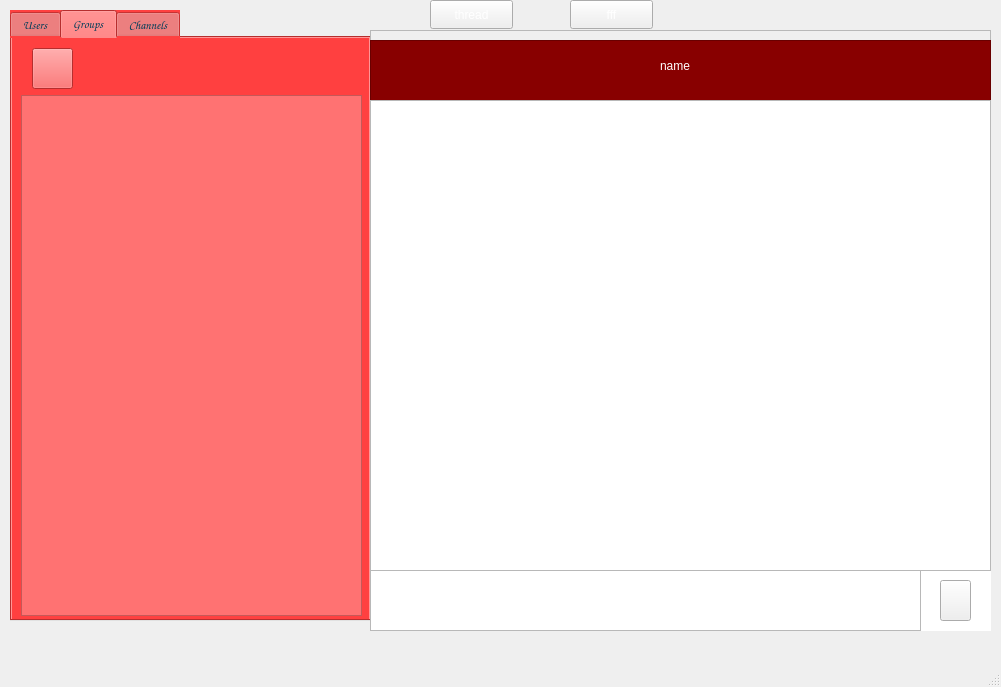
SAliAkhiM/AP-Project-Daligram, file code/mainwindow.ui: the form before one commit.
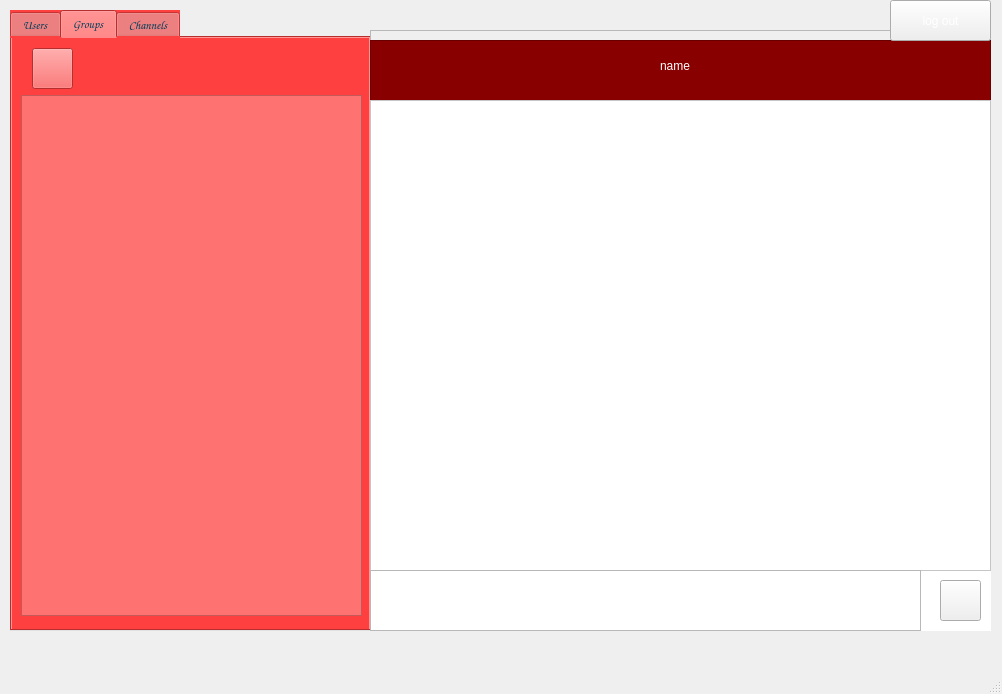
The form after the commit. Icons and pictures are not drawn.

```diff
--- a/code/mainwindow.ui
+++ b/code/mainwindow.ui
@@ -6,8 +6,8 @@
    <rect>
     <x>0</x>
     <y>0</y>
-    <width>1001</width>
-    <height>687</height>
+    <width>1002</width>
+    <height>694</height>
    </rect>
   </property>
   <property name="windowTitle">
@@ -23,7 +23,7 @@
       <x>10</x>
       <y>10</y>
       <width>361</width>
-      <height>611</height>
+      <height>621</height>
      </rect>
     </property>
     <property name="font">
@@ -228,7 +228,9 @@
       </rect>
      </property>
      <property name="styleSheet">
-      <string notr="true">font: 11pt &quot;Comic Sans MS&quot;;</string>
+      <string notr="true">font: 11pt &quot;Comic Sans MS&quot;;
+background-color: rgb(255, 255, 255);
+</string>
      </property>
     </widget>
     <widget class="QTextEdit" name="messageTextEdit">
@@ -253,7 +255,7 @@
       <rect>
        <x>570</x>
        <y>550</y>
-       <width>31</width>
+       <width>41</width>
        <height>41</height>
       </rect>
      </property>
@@ -293,7 +295,7 @@
     <property name="geometry">
      <rect>
       <x>0</x>
-      <y>-1</y>
+      <y>-10</y>
       <width>1001</width>
       <height>661</height>
      </rect>
@@ -305,30 +307,13 @@
      <string/>
     </property>
    </widget>
-   <widget class="QPushButton" name="pushButton">
-    <property name="geometry">
-     <rect>
-      <x>430</x>
-      <y>0</y>
-      <width>83</width>
-      <height>29</height>
-     </rect>
-    </property>
-    <property name="styleSheet">
-     <string notr="true">border-image: url(:/new/prefix1/neumorphic-rectangle-button-free-png.png);
-color: rgb(255, 255, 255);</string>
-    </property>
-    <property name="text">
-     <string>thread</string>
-    </property>
-   </widget>
    <widget class="QPushButton" name="pushButton_2">
     <property name="geometry">
      <rect>
-      <x>570</x>
+      <x>890</x>
       <y>0</y>
-      <width>83</width>
-      <height>29</height>
+      <width>101</width>
+      <height>41</height>
      </rect>
     </property>
     <property name="styleSheet">
@@ -336,13 +321,12 @@
 color: rgb(255, 255, 255);</string>
     </property>
     <property name="text">
-     <string>fff</string>
+     <string>log out</string>
     </property>
    </widget>
    <zorder>label</zorder>
    <zorder>tabWidget</zorder>
    <zorder>frame</zorder>
-   <zorder>pushButton</zorder>
    <zorder>pushButton_2</zorder>
   </widget>
   <widget class="QMenuBar" name="menubar">
@@ -350,7 +334,7 @@
     <rect>
      <x>0</x>
      <y>0</y>
-     <width>1001</width>
+     <width>1002</width>
      <height>25</height>
     </rect>
    </property>
```
